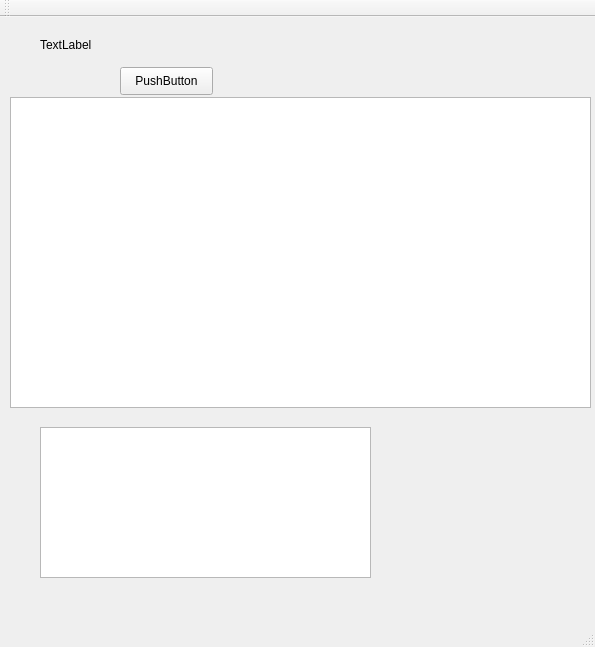
Old version of the form mainwindow.ui in the repository arackaf/booklist-desktop.
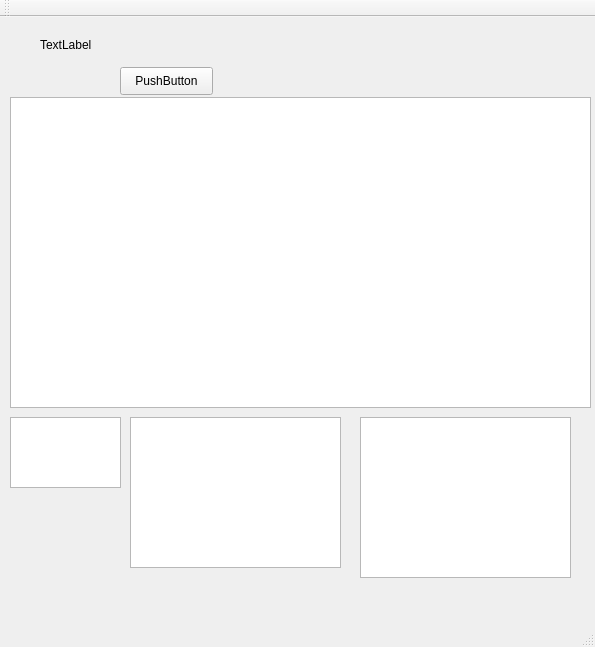
New version of the form.

Commit message: list view started

```diff
--- a/mainwindow.ui
+++ b/mainwindow.ui
@@ -53,9 +53,29 @@
    <widget class="QPlainTextEdit" name="textEdit2">
     <property name="geometry">
      <rect>
-      <x>40</x>
-      <y>410</y>
-      <width>331</width>
+      <x>10</x>
+      <y>400</y>
+      <width>111</width>
+      <height>71</height>
+     </rect>
+    </property>
+   </widget>
+   <widget class="QListView" name="listView">
+    <property name="geometry">
+     <rect>
+      <x>360</x>
+      <y>400</y>
+      <width>211</width>
+      <height>161</height>
+     </rect>
+    </property>
+   </widget>
+   <widget class="QListWidget" name="listWidget">
+    <property name="geometry">
+     <rect>
+      <x>130</x>
+      <y>400</y>
+      <width>211</width>
       <height>151</height>
      </rect>
     </property>
```
The commit also changes 1 other file.
